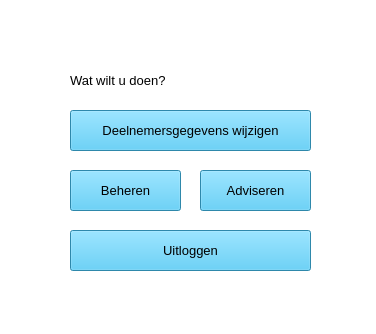
Before: the Qt Designer form Beheerderkeuzes.ui in Alwin1234567/AR-project, drawn with Qt 5.
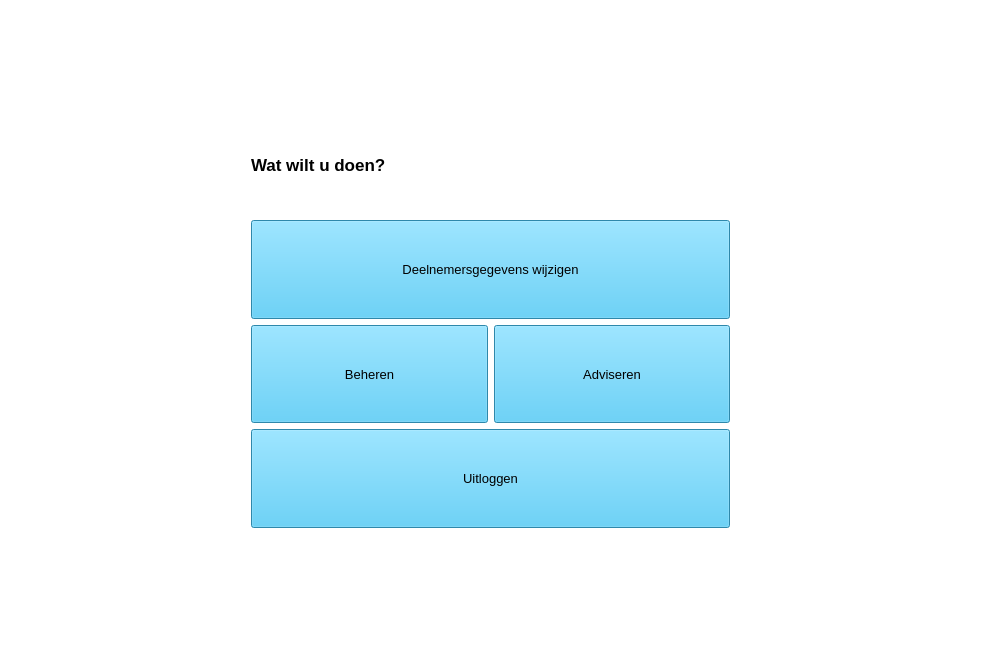
After: the same form once the commit is applied. Icons and pictures are not drawn.

Patch:
```diff
--- a/Beheerderkeuzes.ui
+++ b/Beheerderkeuzes.ui
@@ -6,10 +6,21 @@
    <rect>
     <x>0</x>
     <y>0</y>
-    <width>376</width>
-    <height>334</height>
+    <width>981</width>
+    <height>664</height>
    </rect>
   </property>
+  <property name="sizePolicy">
+   <sizepolicy hsizetype="Expanding" vsizetype="Expanding">
+    <horstretch>0</horstretch>
+    <verstretch>0</verstretch>
+   </sizepolicy>
+  </property>
+  <property name="font">
+   <font>
+    <pointsize>10</pointsize>
+   </font>
+  </property>
   <property name="windowTitle">
    <string>MainWindow</string>
   </property>
@@ -17,35 +28,40 @@
    <string notr="true">background-color: rgb(255, 255, 255);</string>
   </property>
   <widget class="QWidget" name="centralwidget">
-   <widget class="QPushButton" name="btnAdviseren">
-    <property name="geometry">
-     <rect>
-      <x>200</x>
-      <y>170</y>
-      <width>111</width>
-      <height>41</height>
-     </rect>
+   <property name="sizePolicy">
+    <sizepolicy hsizetype="Expanding" vsizetype="Expanding">
+     <horstretch>0</horstretch>
+     <verstretch>0</verstretch>
+    </sizepolicy>
     </property>
     <property name="font">
      <font>
       <pointsize>10</pointsize>
      </font>
     </property>
-    <property name="styleSheet">
-     <string notr="true">background-color: rgb(64, 191, 240);</string>
-    </property>
-    <property name="text">
-     <string>Adviseren</string>
-    </property>
-   </widget>
+   <property name="layoutDirection">
+    <enum>Qt::LeftToRight</enum>
+   </property>
+   <layout class="QGridLayout" name="gridLayout_2">
+    <item row="0" column="0" alignment="Qt::AlignRight">
    <widget class="QLabel" name="lbl_logo">
-    <property name="geometry">
-     <rect>
-      <x>160</x>
-      <y>0</y>
-      <width>200</width>
-      <height>44</height>
-     </rect>
+      <property name="sizePolicy">
+       <sizepolicy hsizetype="Expanding" vsizetype="Expanding">
+        <horstretch>0</horstretch>
+        <verstretch>0</verstretch>
+       </sizepolicy>
+      </property>
+      <property name="minimumSize">
+       <size>
+        <width>458</width>
+        <height>100</height>
+       </size>
+      </property>
+      <property name="maximumSize">
+       <size>
+        <width>458</width>
+        <height>100</height>
+       </size>
     </property>
     <property name="text">
      <string/>
@@ -56,19 +72,83 @@
     <property name="scaledContents">
      <bool>true</bool>
     </property>
-   </widget>
+      <property name="alignment">
+       <set>Qt::AlignRight|Qt::AlignTrailing|Qt::AlignVCenter</set>
+      </property>
+     </widget>
+    </item>
+    <item row="1" column="0">
+     <layout class="QGridLayout" name="gridLayout">
+      <property name="sizeConstraint">
+       <enum>QLayout::SetDefaultConstraint</enum>
+      </property>
+      <property name="leftMargin">
+       <number>0</number>
+      </property>
+      <property name="rightMargin">
+       <number>0</number>
+      </property>
+      <item row="4" column="2">
+       <widget class="QPushButton" name="btnAdviseren">
+        <property name="sizePolicy">
+         <sizepolicy hsizetype="Expanding" vsizetype="Expanding">
+          <horstretch>0</horstretch>
+          <verstretch>0</verstretch>
+         </sizepolicy>
+        </property>
+        <property name="font">
+         <font>
+          <pointsize>10</pointsize>
+         </font>
+        </property>
+        <property name="styleSheet">
+         <string notr="true">background-color: rgb(64, 191, 240);</string>
+        </property>
+        <property name="text">
+         <string>Adviseren</string>
+        </property>
+       </widget>
+      </item>
+      <item row="4" column="0">
+       <widget class="QLabel" name="label">
+        <property name="sizePolicy">
+         <sizepolicy hsizetype="Expanding" vsizetype="Expanding">
+          <horstretch>0</horstretch>
+          <verstretch>0</verstretch>
+         </sizepolicy>
+        </property>
+        <property name="text">
+         <string/>
+        </property>
+       </widget>
+      </item>
+      <item row="4" column="3">
+       <widget class="QLabel" name="label_3">
+        <property name="sizePolicy">
+         <sizepolicy hsizetype="Expanding" vsizetype="Expanding">
+          <horstretch>0</horstretch>
+          <verstretch>0</verstretch>
+         </sizepolicy>
+        </property>
+        <property name="text">
+         <string/>
+        </property>
+       </widget>
+      </item>
+      <item row="2" column="1" colspan="2">
    <widget class="QPushButton" name="btnGegevensWijzigen">
-    <property name="geometry">
-     <rect>
-      <x>70</x>
-      <y>110</y>
-      <width>241</width>
-      <height>41</height>
-     </rect>
+        <property name="sizePolicy">
+         <sizepolicy hsizetype="Expanding" vsizetype="Expanding">
+          <horstretch>0</horstretch>
+          <verstretch>0</verstretch>
+         </sizepolicy>
     </property>
     <property name="font">
      <font>
       <pointsize>10</pointsize>
+          <italic>false</italic>
+          <strikeout>false</strikeout>
+          <stylestrategy>PreferAntialias</stylestrategy>
      </font>
     </property>
     <property name="styleSheet">
@@ -78,35 +158,14 @@
      <string>Deelnemersgegevens wijzigen</string>
     </property>
    </widget>
-   <widget class="QPushButton" name="btnBeheren">
-    <property name="geometry">
-     <rect>
-      <x>70</x>
-      <y>170</y>
-      <width>111</width>
-      <height>41</height>
-     </rect>
-    </property>
-    <property name="font">
-     <font>
-      <pointsize>10</pointsize>
-     </font>
-    </property>
-    <property name="styleSheet">
-     <string notr="true">background-color: rgb(64, 191, 240);</string>
-    </property>
-    <property name="text">
-     <string>Beheren</string>
-    </property>
-   </widget>
+      </item>
+      <item row="5" column="1" colspan="2">
    <widget class="QPushButton" name="btnUitloggen">
-    <property name="geometry">
-     <rect>
-      <x>70</x>
-      <y>230</y>
-      <width>241</width>
-      <height>41</height>
-     </rect>
+        <property name="sizePolicy">
+         <sizepolicy hsizetype="Expanding" vsizetype="Expanding">
+          <horstretch>0</horstretch>
+          <verstretch>0</verstretch>
+         </sizepolicy>
     </property>
     <property name="font">
      <font>
@@ -120,24 +179,65 @@
      <string>Uitloggen</string>
     </property>
    </widget>
+      </item>
+      <item row="1" column="1" colspan="2">
    <widget class="QLabel" name="label_2">
-    <property name="geometry">
-     <rect>
-      <x>70</x>
-      <y>70</y>
-      <width>201</width>
-      <height>21</height>
-     </rect>
+        <property name="sizePolicy">
+         <sizepolicy hsizetype="Expanding" vsizetype="Expanding">
+          <horstretch>0</horstretch>
+          <verstretch>0</verstretch>
+         </sizepolicy>
     </property>
     <property name="font">
      <font>
-      <pointsize>10</pointsize>
+          <pointsize>13</pointsize>
+          <weight>75</weight>
+          <bold>true</bold>
      </font>
     </property>
     <property name="text">
      <string>Wat wilt u doen?</string>
     </property>
    </widget>
+      </item>
+      <item row="4" column="1">
+       <widget class="QPushButton" name="btnBeheren">
+        <property name="sizePolicy">
+         <sizepolicy hsizetype="Expanding" vsizetype="Expanding">
+          <horstretch>0</horstretch>
+          <verstretch>0</verstretch>
+         </sizepolicy>
+        </property>
+        <property name="font">
+         <font>
+          <pointsize>10</pointsize>
+          <stylestrategy>PreferAntialias</stylestrategy>
+         </font>
+        </property>
+        <property name="styleSheet">
+         <string notr="true">background-color: rgb(64, 191, 240);</string>
+        </property>
+        <property name="text">
+         <string notr="true">Beheren</string>
+        </property>
+       </widget>
+      </item>
+      <item row="6" column="1" colspan="2">
+       <widget class="QLabel" name="label_4">
+        <property name="sizePolicy">
+         <sizepolicy hsizetype="Expanding" vsizetype="Expanding">
+          <horstretch>0</horstretch>
+          <verstretch>0</verstretch>
+         </sizepolicy>
+        </property>
+        <property name="text">
+         <string/>
+        </property>
+       </widget>
+      </item>
+     </layout>
+    </item>
+   </layout>
   </widget>
   <widget class="QMenuBar" name="menubar">
    <property name="geometry">
```
Left out of the diff: 4 changed lines with no effect on the pictures. Lines whose indentation alone changed are shown as unchanged.
